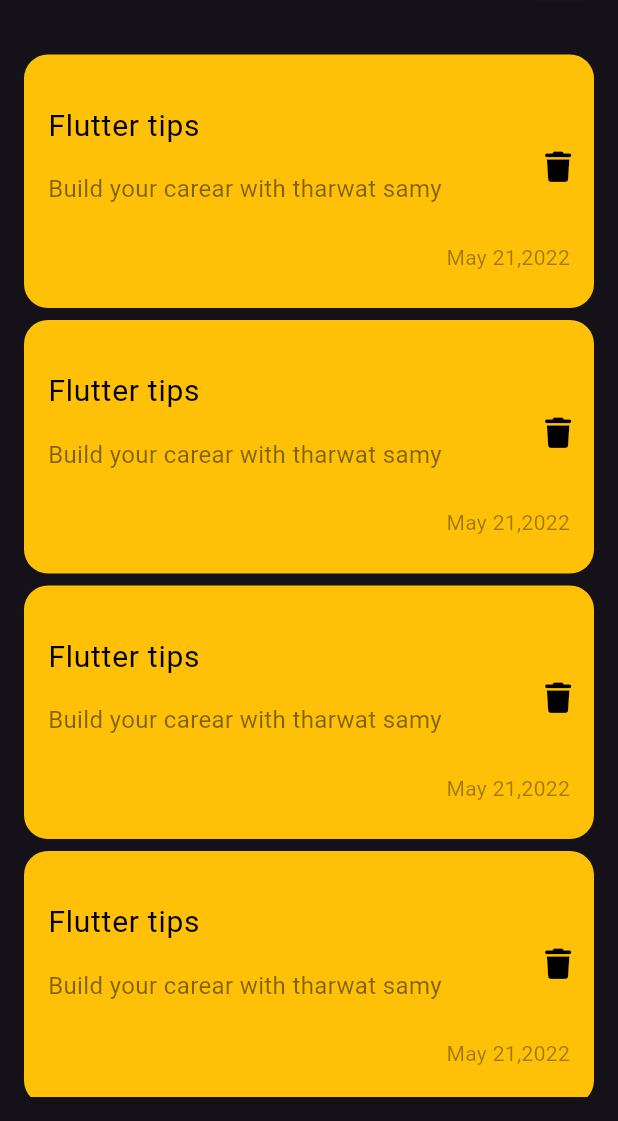
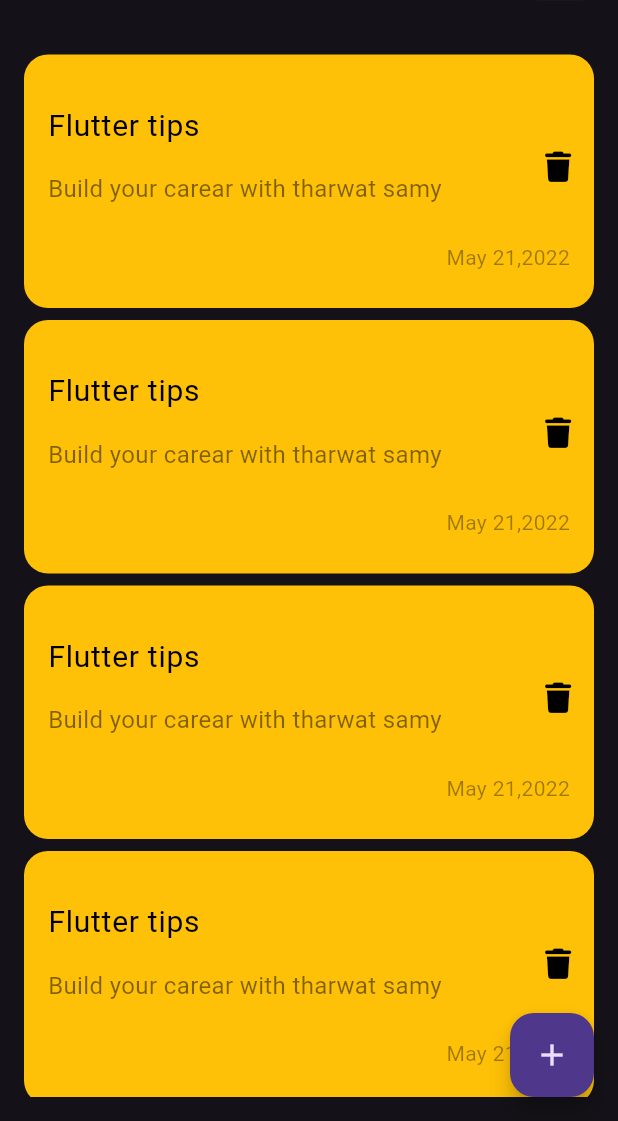
Before and after one commit to Mohamed-Abdelaleem-Ayoub/Notes_App, a Flutter app: the screen it shows after launch, on a phone screen of 412 x 824 dp, the part 115-1236 px from its top. Run offline on Flutter 3.47's test engine with Material 3 defaults, Android fonts, the phone set to English and light mode, and no system bars; our stand-ins replace font_awesome_flutter; Roboto replaces fonts that are missing (Poppins).

Commit message:
create floating action button

```diff
--- a/lib/views/home_view.dart
+++ b/lib/views/home_view.dart
@@ -1,6 +1,6 @@
 import 'package:flutter/material.dart';
 import 'package:notes_app/widgets/custom_app_bar.dart';
-import 'package:notes_app/widgets/custom_note_item.dart';
+
 import 'package:notes_app/widgets/notes_list_view.dart';
 
 class HomeView extends StatelessWidget {
@@ -8,6 +8,12 @@ class HomeView extends StatelessWidget {
 
   @override
   Widget build(BuildContext context) {
-    return Scaffold(body: Column(children: [CustomAppBar(), NotesListView()]));
+    return Scaffold(
+      floatingActionButton: FloatingActionButton(
+        onPressed: () {},
+        child: Icon(Icons.add),
+      ),
+      body: Column(children: [CustomAppBar(), NotesListView()]),
+    );
   }
 }
```
